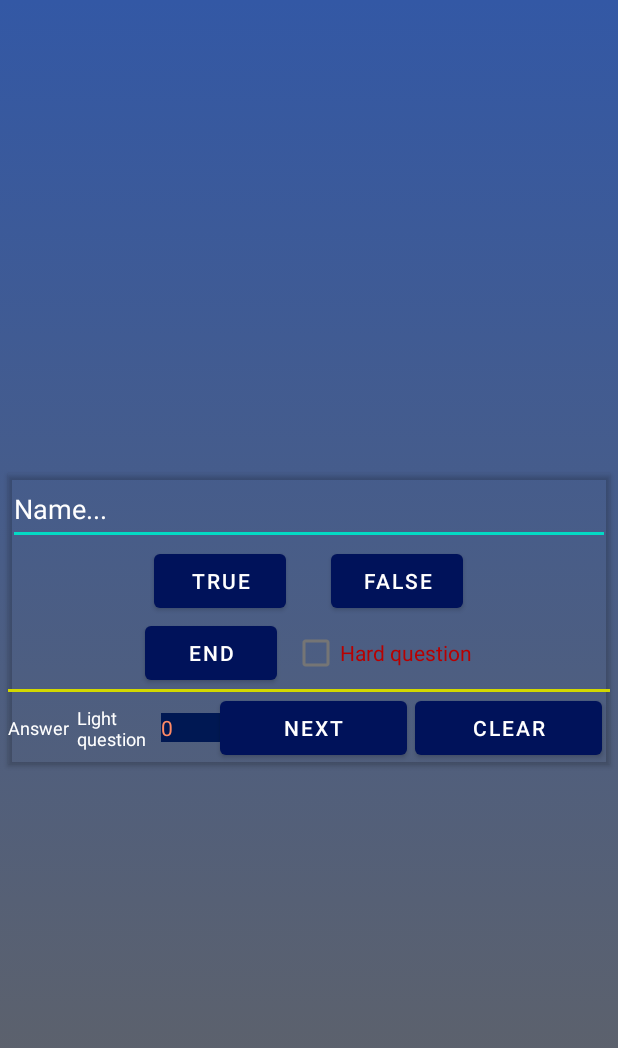
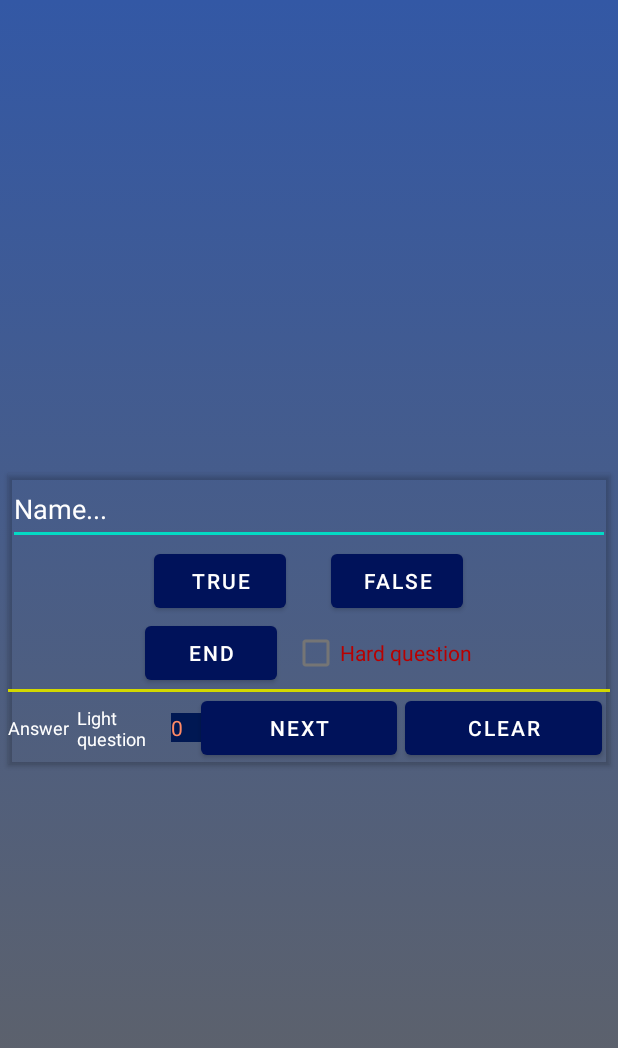
Before and after one commit to tpov/SchoolQuiz, an Android app: the layout create_question_dialog.xml on its own in the app's theme, with its tools: preview values and no code run, on a phone screen of 412 x 824 dp. Shown: the top 1048 px of the screen. Run offline under Robolectric (Android 15) with nearby library versions, the phone set to English and light mode, and no system bars.

Commit message:
size num quiz 20dp

```diff
--- a/app/src/main/res/layout/create_question_dialog.xml
+++ b/app/src/main/res/layout/create_question_dialog.xml
@@ -113,9 +113,8 @@
 
                 <TextView
                     android:id="@+id/num"
-                    android:layout_width="3dp"
+                    android:layout_width="20dp"
                     android:layout_height="wrap_content"
-                    android:layout_weight="1"
                     android:background="#002F8C"
                     android:backgroundTint="#001853"
                     android:text="0"
```
